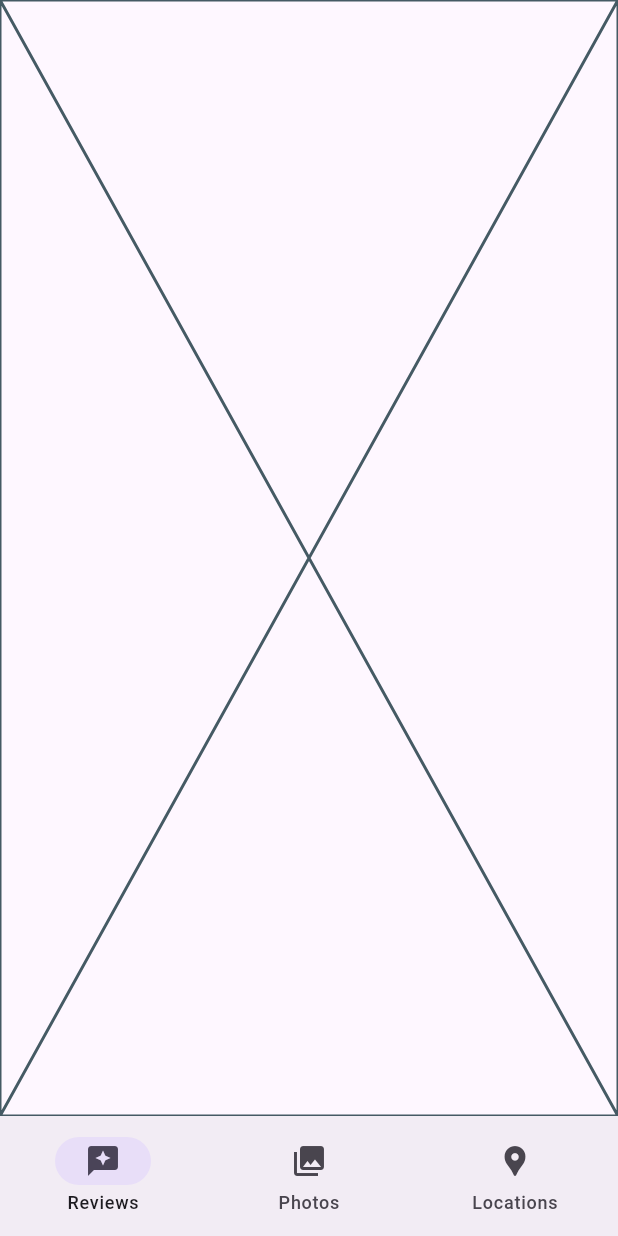
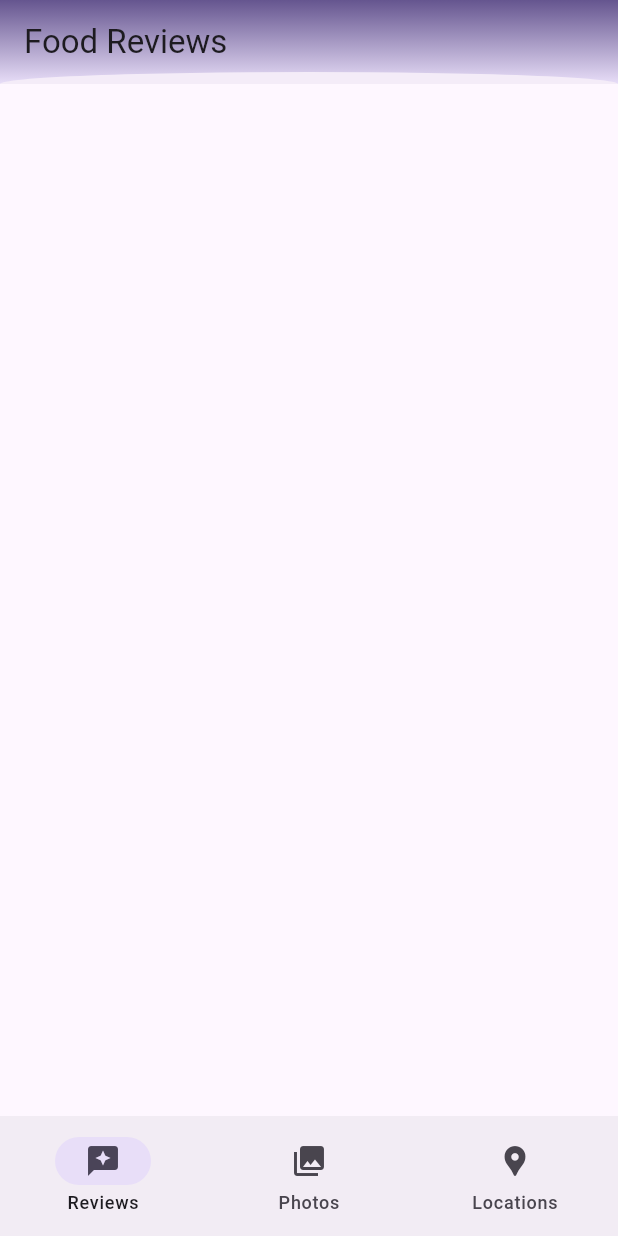
Before and after one commit to psmithese/Food-Review-App, a Flutter app: the screen it shows after launch, on a phone screen of 412 x 824 dp. Run offline on Flutter 3.47's test engine with Material 3 defaults, Android fonts, the phone set to English and light mode, and no system bars.

Commit message:
reviews,clipper

```diff
--- /dev/null
+++ b/lib/helper/clipper.dart
@@ -0,0 +1,19 @@
+import 'package:flutter/material.dart';
+
+class OvalClipperUpper extends CustomClipper<Path> {
+  @override
+  Path getClip(Size size) {
+    Path path = Path();
+    path.lineTo(0, size.height);
+    path.arcToPoint(Offset(size.width, size.height),
+        radius: Radius.elliptical(
+          size.width / 4,
+          4,
+        ));
+    path.lineTo(size.width, 0);
+    return path;
+  }
+
+  @override
+  bool shouldReclip(covariant CustomClipper<Path> oldClipper) => false;
+}
--- a/lib/pages/home.dart
+++ b/lib/pages/home.dart
@@ -3,9 +3,10 @@ import 'package:food_review_app/pages/review_grid_photo.dart';
 import 'package:food_review_app/pages/review_list/review_list.dart';
 import 'package:food_review_app/widget/reponsive_layout_builder.dart';
 
-
 class Home extends StatefulWidget {
   const Home({super.key});
+
+  static const String route = '/home';
 
   @override
   State<Home> createState() => _HomeState();
--- a/lib/pages/review_list/review_list.dart
+++ b/lib/pages/review_list/review_list.dart
@@ -1,4 +1,5 @@
 import 'package:flutter/material.dart';
+import 'package:food_review_app/helper/clipper.dart';
 
 class ReviewList extends StatefulWidget {
   const ReviewList({super.key});
@@ -12,6 +13,27 @@ class ReviewList extends StatefulWidget {
 class _ReviewListState extends State<ReviewList> {
   @override
   Widget build(BuildContext context) {
-    return const Placeholder();
+    return Scaffold(
+      appBar: AppBar(
+        title: const Text('Food Reviews'),
+        backgroundColor: Colors.transparent,
+        elevation: 2.0,
+        flexibleSpace: ClipPath(
+          clipper: OvalClipperUpper(),
+          child: Container(
+            decoration: BoxDecoration(
+                gradient: LinearGradient(
+              colors: [
+                Theme.of(context).colorScheme.primary,
+                Theme.of(context).colorScheme.secondaryContainer,
+              ],
+              begin: Alignment.topCenter,
+              end: Alignment.bottomCenter,
+            )),
+          ),
+        ),
+      ),
+      extendBodyBehindAppBar: true,
+    );
   }
 }
```
Also changed, not shown: lib/helper/routes.dart (added, +29 -0 lines), lib/pages/review_entry/review_entry_edit.dart (added, +17 -0 lines), lib/pages/review_entry/review_entry_photo_zoom.dart (added, +12 -0 lines).
